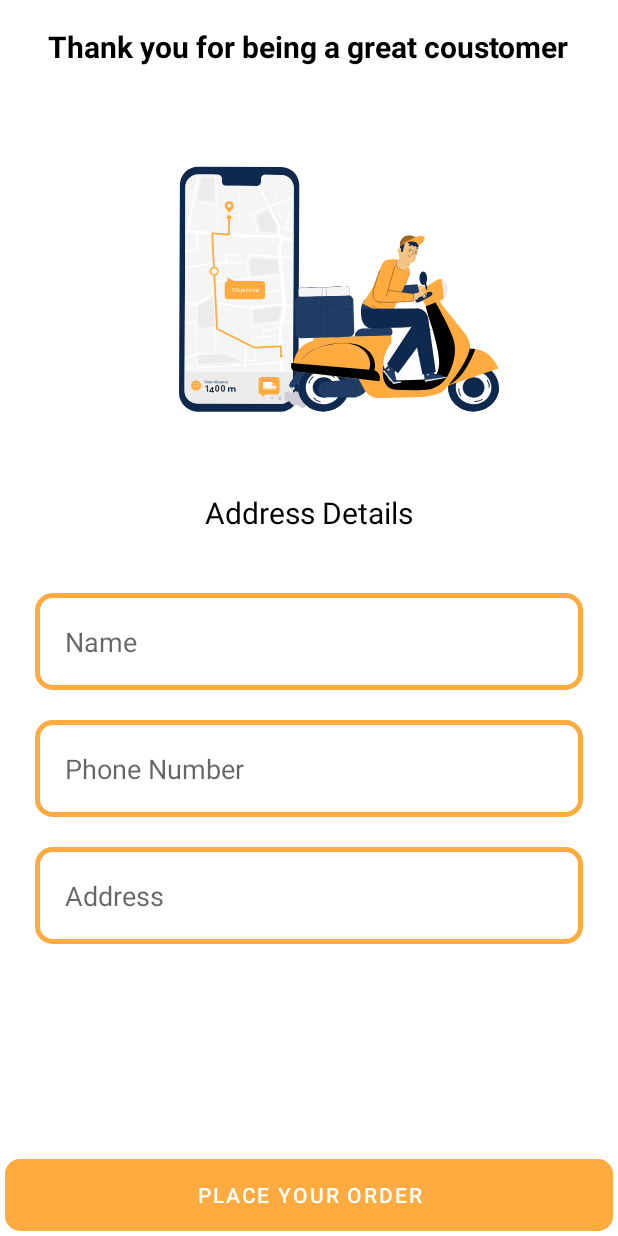
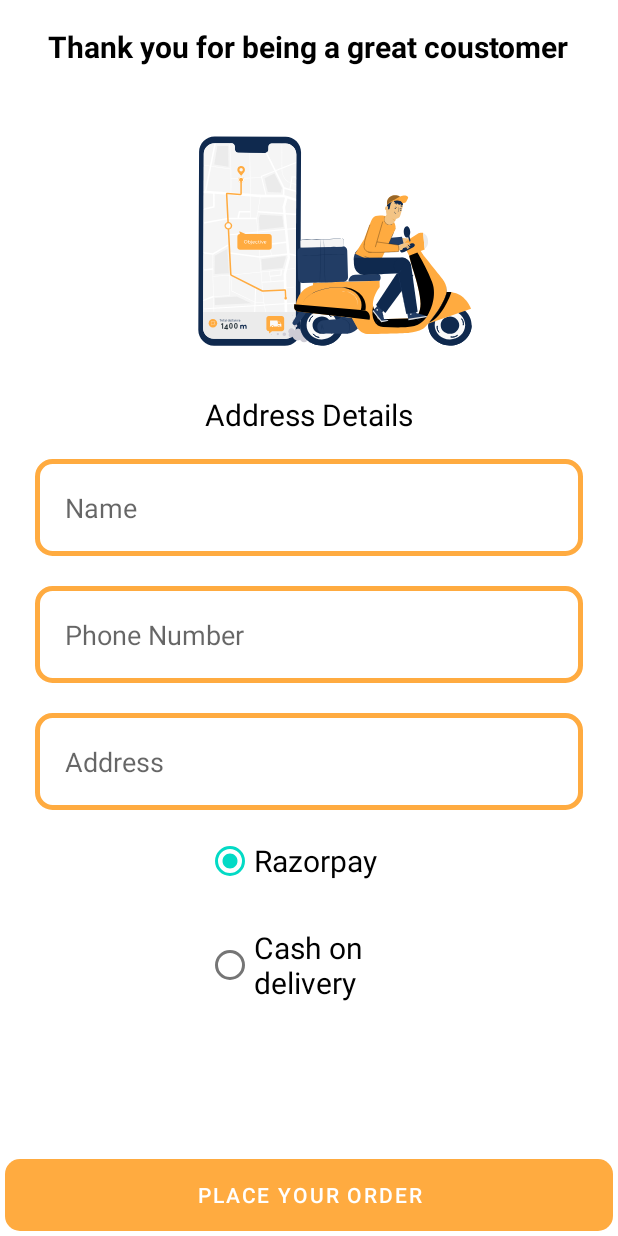
Before and after one commit to Aryansan1999/practice, an Android app: the Payment screen opened directly, with no data from a screen before it, on a phone screen of 412 x 824 dp. Run offline under Robolectric (Android 15) with nearby library versions, the phone set to English and light mode, and no system bars; our stand-ins replace Firebase (no records; nobody signed in at launch, a user with empty details on screens opened directly); libraries missing offline, so code that uses them is left out: com.razorpay.

Commit message:
payment services backend

```diff
--- a/app/src/main/AndroidManifest.xml
+++ b/app/src/main/AndroidManifest.xml
@@ -27,9 +27,6 @@
             android:name=".last_page"
             android:exported="true" />
         <activity
-            android:name=".pay"
-            android:exported="true" />
-        <activity
             android:name=".Payment"
             android:exported="true" />
         <activity
--- a/app/src/main/java/com/example/practice/last_page.java
+++ b/app/src/main/java/com/example/practice/last_page.java
@@ -10,6 +10,7 @@ public class last_page extends AppCompatActivity {
     protected void onCreate(Bundle savedInstanceState) {
         super.onCreate(savedInstanceState);
         setContentView(R.layout.activity_last_page);
+
     }
 
 
--- a/app/src/main/res/layout/activity_payment.xml
+++ b/app/src/main/res/layout/activity_payment.xml
@@ -26,8 +26,8 @@
 
     <com.airbnb.lottie.LottieAnimationView
         android:id="@+id/animationView"
-        android:layout_width="297dp"
-        android:layout_height="267dp"
+        android:layout_width="254dp"
+        android:layout_height="200dp"
         app:layout_constraintBottom_toBottomOf="parent"
         app:layout_constraintEnd_toEndOf="@+id/textView"
         app:layout_constraintHorizontal_bias="0.497"
@@ -58,7 +58,7 @@
         android:layout_width="0dp"
         android:layout_height="wrap_content"
         android:layout_marginLeft="20dp"
-        android:layout_marginTop="40dp"
+        android:layout_marginTop="16dp"
         android:layout_marginRight="20dp"
         android:background="@drawable/boundary"
         android:ems="10"
@@ -99,6 +99,41 @@
         app:layout_constraintStart_toStartOf="@+id/phone"
         app:layout_constraintTop_toBottomOf="@+id/phone" />
 
+    <RadioGroup
+
+        android:id="@+id/radiogroup"
+        android:layout_width="156dp"
+        android:layout_height="142dp"
+        android:orientation="vertical"
+        app:layout_constraintBottom_toTopOf="@+id/place_order"
+        app:layout_constraintEnd_toEndOf="parent"
+        app:layout_constraintHorizontal_bias="0.498"
+        app:layout_constraintStart_toStartOf="parent"
+        app:layout_constraintTop_toBottomOf="@+id/address"
+        app:layout_constraintVertical_bias="0.0">
+
+        <RadioButton
+            android:id="@+id/razorpay"
+            android:layout_width="wrap_content"
+            android:layout_height="wrap_content"
+            android:layout_margin="10dp"
+            android:checked="true"
+            android:onClick="onRadioButtonClicked"
+            android:text="@string/razorpay"
+            android:textSize="20sp" />
+
+        <RadioButton
+            android:id="@+id/cod"
+            android:layout_width="wrap_content"
+            android:layout_height="wrap_content"
+            android:layout_margin="10dp"
+            android:onClick="onRadioButtonClicked"
+            android:text="Cash on delivery"
+            android:textSize="20sp" />
+
+
+    </RadioGroup>
+
     <Button
         android:id="@+id/place_order"
         android:layout_width="0dp"
```
Also changed, not shown: app/src/main/java/com/example/practice/Payment.java (+97 -10 lines), app/src/main/java/com/example/practice/dataHolder.java (+22 -4 lines), app/src/main/java/com/example/practice/pay.java (deleted, +0 -110 lines), app/src/main/java/com/example/practice/payment_status_cod.java (added, +17 -0 lines), app/src/main/java/com/example/practice/payment_status_razorpay.java (added, +18 -0 lines), app/src/main/res/layout/activity_pay.xml (deleted, +0 -83 lines).
